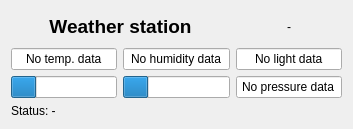
Old version of the form QMeteo/qweatherdata.ui in the repository grisu48/meteo.
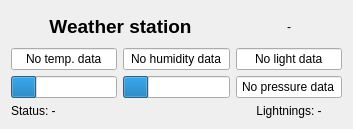
New version of the form.

Commit message: Lightning system improved

Diff of the .ui file:
```diff
--- a/QMeteo/qweatherdata.ui
+++ b/QMeteo/qweatherdata.ui
@@ -86,19 +86,6 @@
      </property>
     </widget>
    </item>
-   <item row="3" column="0" colspan="3">
-    <widget class="QLabel" name="lblStatus">
-     <property name="sizePolicy">
-      <sizepolicy hsizetype="Preferred" vsizetype="Fixed">
-       <horstretch>0</horstretch>
-       <verstretch>0</verstretch>
-      </sizepolicy>
-     </property>
-     <property name="text">
-      <string>Status: -</string>
-     </property>
-    </widget>
-   </item>
    <item row="0" column="0" colspan="2">
     <widget class="QLabel" name="lblTitle">
      <property name="font">
@@ -126,6 +113,29 @@
      </property>
     </widget>
    </item>
+   <item row="3" column="0" colspan="2">
+    <widget class="QLabel" name="lblStatus">
+     <property name="sizePolicy">
+      <sizepolicy hsizetype="Preferred" vsizetype="Fixed">
+       <horstretch>0</horstretch>
+       <verstretch>0</verstretch>
+      </sizepolicy>
+     </property>
+     <property name="text">
+      <string>Status: -</string>
+     </property>
+    </widget>
+   </item>
+   <item row="3" column="2">
+    <widget class="QLabel" name="lblLightnings">
+     <property name="text">
+      <string>Lightnings: -</string>
+     </property>
+     <property name="alignment">
+      <set>Qt::AlignCenter</set>
+     </property>
+    </widget>
+   </item>
   </layout>
   <action name="actionShowCurrent">
    <property name="checkable">
```
The commit also changes 4 other files.
